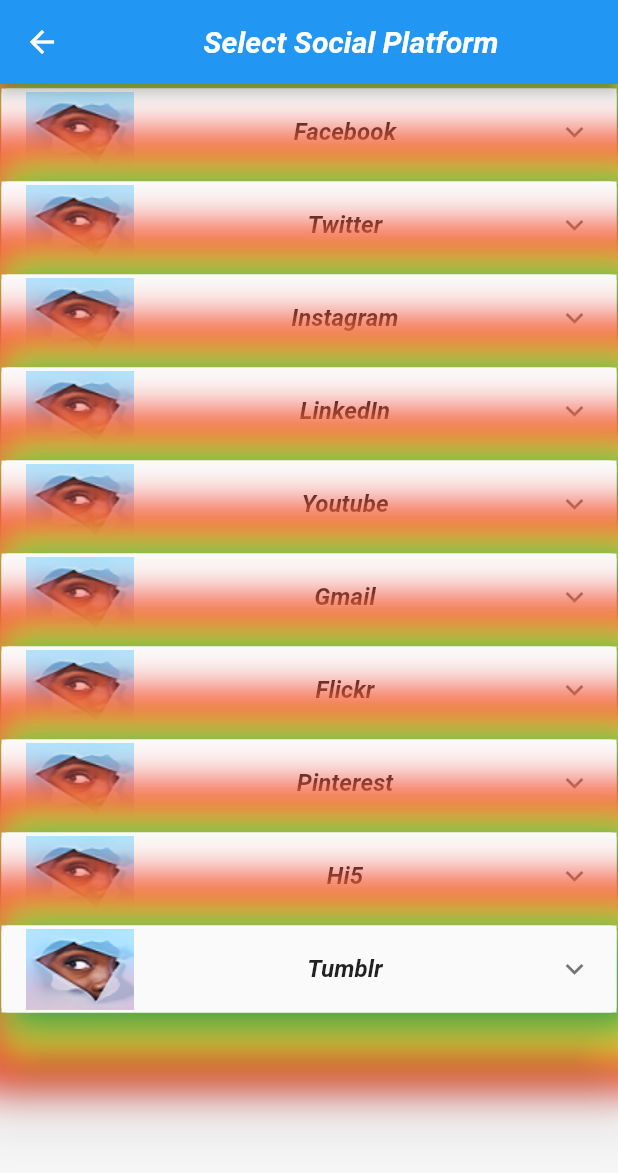
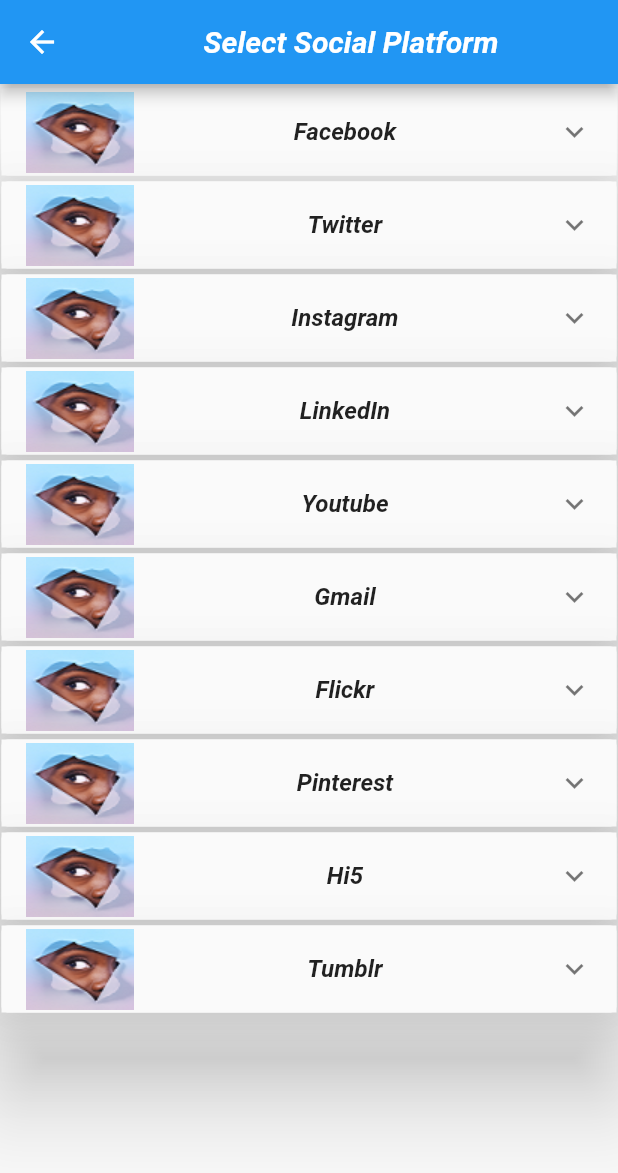
Before and after one commit to tanerezircan/sneakin, a Flutter app: the SocialMediaResultPage screen opened by its route, on a phone screen of 412 x 824 dp. Shown: the top 1173 px of the screen. Run offline on Flutter 3.47's test engine with Material 2 defaults, Android fonts, the phone set to English and light mode, and no system bars; network calls fail.

```diff
--- a/lib/view/home/SocialMediaResultPage.dart
+++ b/lib/view/home/SocialMediaResultPage.dart
@@ -130,27 +130,6 @@ class _SocialMediaResultPageState extends State<SocialMediaResultPage> {
           itemBuilder: (BuildContext context, int index) {
             return Container(
               padding: EdgeInsets.only(top: 2.0),
-              decoration: BoxDecoration(
-                boxShadow: [
-                  BoxShadow(
-                      color: Colors.red,
-                      offset: new Offset(20.0, 10.0),
-                      blurRadius: 20.0,
-                      spreadRadius: 40.0),
-                       new BoxShadow(
-                color: Colors.yellow,
-                offset: new Offset(20.0, 10.0),
-                blurRadius: 20.0,
-                spreadRadius: 20.0
-            ),
-            new BoxShadow(
-                color: Colors.green,
-                offset: new Offset(10.0, 5.0),
-                blurRadius: 20.0,
-                spreadRadius: 5.0
-            )
-                ],
-              ),
               child: Card(
                 // color: Colors.lightBlue[50],
                 elevation: 30.0,
```
